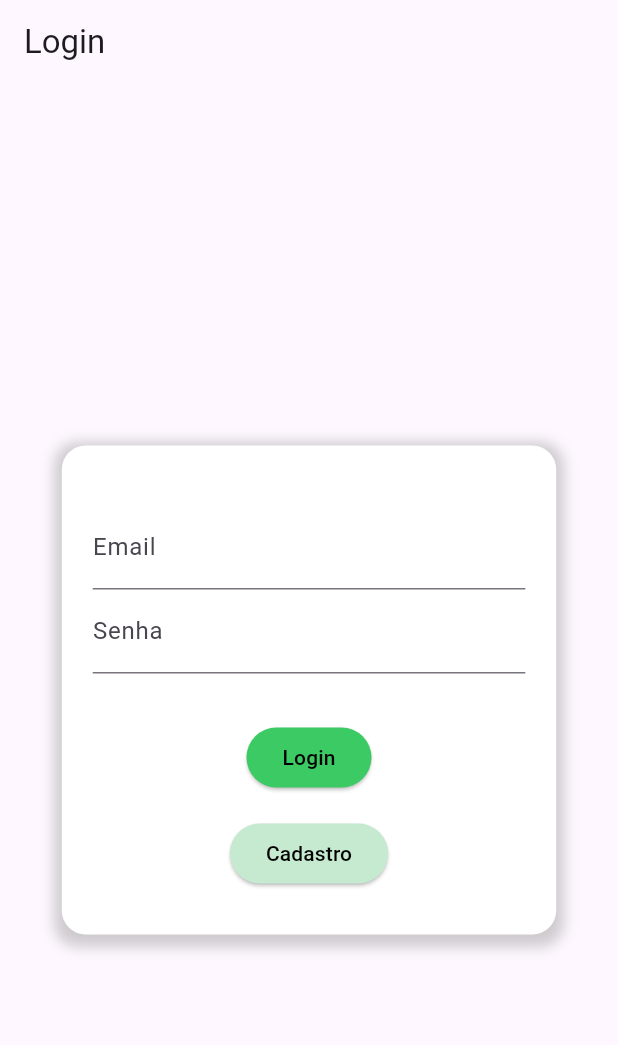
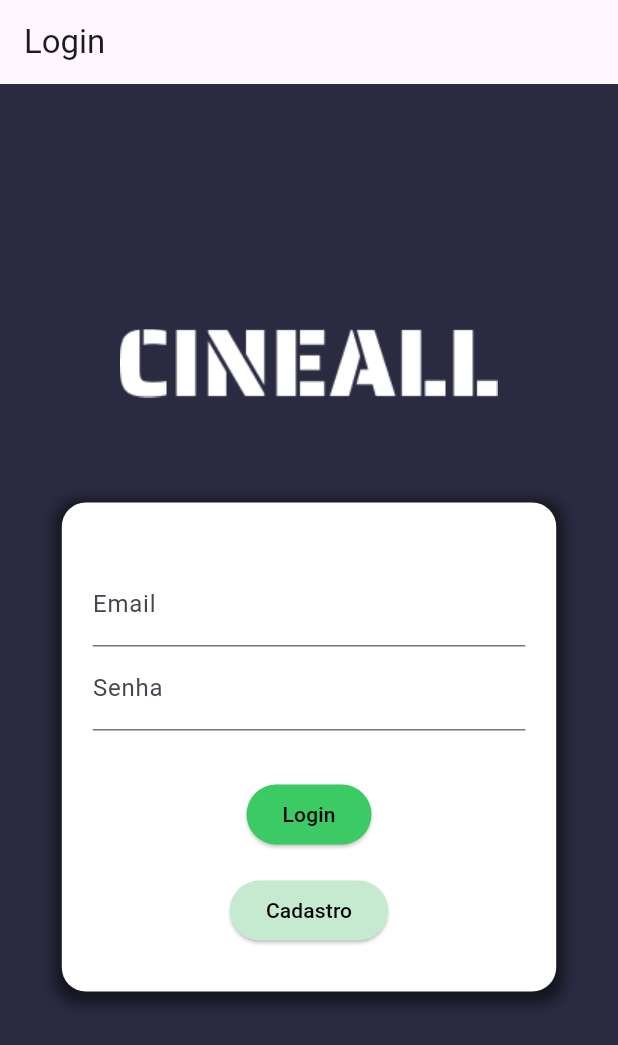
Before and after one commit to anna-victoria/frontProjetoMobile, a Flutter app: the screen it shows after launch, on a phone screen of 412 x 824 dp. Shown: the top 1045 px of the screen. Run offline on Flutter 3.47's test engine with Material 3 defaults, Android fonts, the phone set to English and light mode, and no system bars; generated files the repository leaves out were written again.

Commit message:
colocando a imagem no login

```diff
--- a/front_projeto_mobile/lib/src/pages/login_page.dart
+++ b/front_projeto_mobile/lib/src/pages/login_page.dart
@@ -4,6 +4,7 @@ class LoginPage extends StatelessWidget {
   @override
   Widget build(BuildContext context) {
     return Scaffold(
+      backgroundColor: Color(0xFF2A2B41),
       appBar: AppBar(
         title: const Text('Login'),
       ),
@@ -12,11 +13,11 @@ class LoginPage extends StatelessWidget {
           mainAxisAlignment: MainAxisAlignment.center,
           children: [
             //Put cineall.png of the assets folder
-            //TODO: Fix the image
-            // Container(
-            //   child: Image.asset('assets/images/cineall.png'),
-            // ),
-            const SizedBox(height: 40),
+            // TODO: Fix the image
+            Container(
+              child: Image.asset('assets/images/CINEALL.png'),
+            ),
+            const SizedBox(height: 70),
             Container(
               width: MediaQuery.of(context).size.width * 0.80,
               decoration: BoxDecoration(
@@ -24,7 +25,7 @@ class LoginPage extends StatelessWidget {
                 borderRadius: BorderRadius.circular(16),
                 boxShadow: [
                   BoxShadow(
-                    color: Colors.grey.withOpacity(0.5),
+                    color: Colors.black.withOpacity(0.5),
                     spreadRadius: 5,
                     blurRadius: 7,
                     offset: const Offset(0, 3),
```
